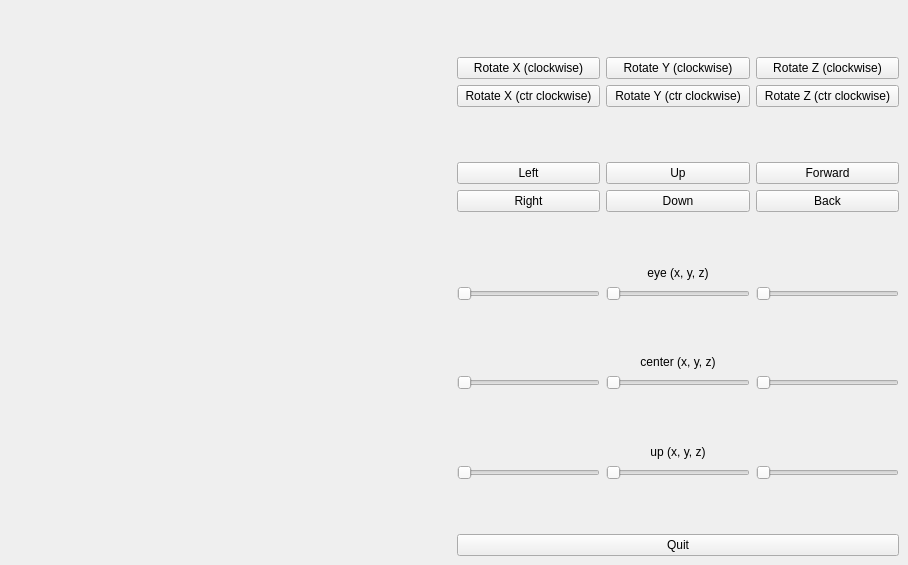
The window that src/gui/mainwindow.ui (kossadda/3DViewer_v1.0) describes before a commit, drawn with Qt 5.
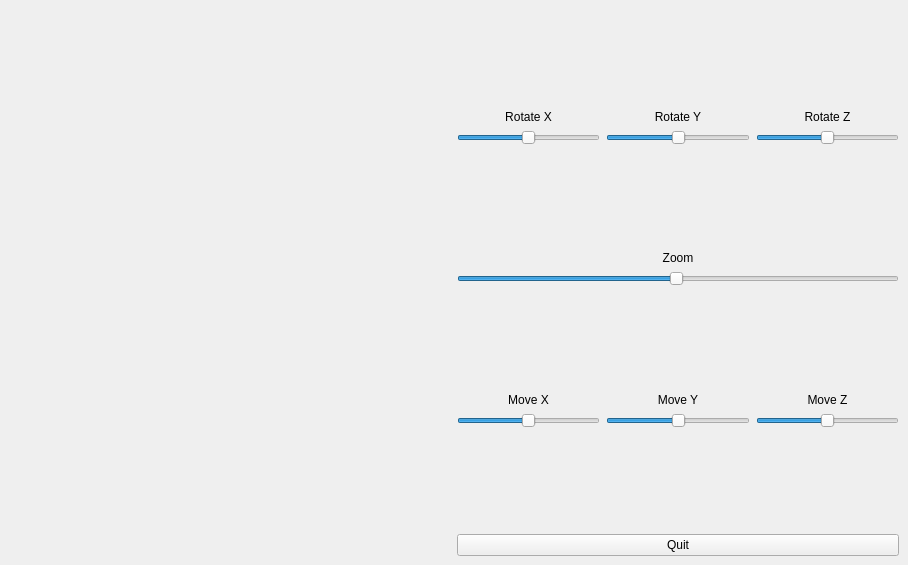
The same window after the commit. Custom widgets are drawn as their Qt base class.

What changed in the file:
```diff
--- a/src/gui/mainwindow.ui
+++ b/src/gui/mainwindow.ui
@@ -32,48 +32,20 @@
      <layout class="QVBoxLayout" name="verticalLayout">
       <item>
        <layout class="QGridLayout" name="gridLayout">
-        <item row="13" column="1" colspan="3">
-         <widget class="QLabel" name="label_2">
-          <property name="text">
-           <string>center (x, y, z)</string>
+        <item row="13" column="1">
+         <widget class="QSlider" name="X_move">
+          <property name="minimum">
+           <number>-30</number>
           </property>
-          <property name="alignment">
-           <set>Qt::AlignCenter</set>
+          <property name="maximum">
+           <number>30</number>
           </property>
-         </widget>
-        </item>
-        <item row="1" column="1">
-         <widget class="QPushButton" name="rotate_x">
-          <property name="text">
-           <string>Rotate X (clockwise)</string>
-          </property>
-         </widget>
-        </item>
-        <item row="1" column="3">
-         <widget class="QPushButton" name="rotate_z">
-          <property name="text">
-           <string>Rotate Z (clockwise)</string>
-          </property>
-         </widget>
-        </item>
-        <item row="10" column="1" colspan="3">
-         <widget class="QLabel" name="label">
-          <property name="text">
-           <string>eye (x, y, z)</string>
-          </property>
-          <property name="alignment">
-           <set>Qt::AlignCenter</set>
-          </property>
-         </widget>
-        </item>
-        <item row="14" column="3">
-         <widget class="QSlider" name="centerX">
           <property name="orientation">
            <enum>Qt::Horizontal</enum>
           </property>
          </widget>
         </item>
-        <item row="23" column="1">
+        <item row="17" column="1">
          <spacer name="verticalSpacer_4">
           <property name="orientation">
            <enum>Qt::Vertical</enum>
@@ -86,155 +58,79 @@
           </property>
          </spacer>
         </item>
-        <item row="1" column="2">
-         <widget class="QPushButton" name="rotate_y">
-          <property name="text">
-           <string>Rotate Y (clockwise)</string>
+        <item row="13" column="3">
+         <widget class="QSlider" name="Z_move">
+          <property name="minimum">
+           <number>-30</number>
           </property>
-         </widget>
-        </item>
-        <item row="8" column="1">
-         <spacer name="verticalSpacer_3">
-          <property name="orientation">
-           <enum>Qt::Vertical</enum>
+          <property name="maximum">
+           <number>30</number>
           </property>
-          <property name="sizeHint" stdset="0">
-           <size>
-            <width>20</width>
-            <height>40</height>
-           </size>
-          </property>
-         </spacer>
-        </item>
-        <item row="7" column="2">
-         <widget class="QPushButton" name="y_minus">
-          <property name="text">
-           <string>Down</string>
-          </property>
-         </widget>
-        </item>
-        <item row="14" column="2">
-         <widget class="QSlider" name="centerY">
           <property name="orientation">
            <enum>Qt::Horizontal</enum>
           </property>
          </widget>
         </item>
-        <item row="11" column="2">
-         <widget class="QSlider" name="eyeY">
-          <property name="orientation">
-           <enum>Qt::Horizontal</enum>
-          </property>
-         </widget>
-        </item>
-        <item row="19" column="1">
-         <widget class="QSlider" name="upX">
-          <property name="orientation">
-           <enum>Qt::Horizontal</enum>
-          </property>
-         </widget>
-        </item>
-        <item row="6" column="2">
-         <widget class="QPushButton" name="y_plus">
-          <property name="text">
-           <string>Up</string>
-          </property>
-         </widget>
-        </item>
-        <item row="7" column="3">
-         <widget class="QPushButton" name="z_minus">
-          <property name="text">
-           <string>Back</string>
-          </property>
-         </widget>
-        </item>
-        <item row="6" column="1">
-         <widget class="QPushButton" name="x_minus">
-          <property name="text">
-           <string>Left</string>
-          </property>
-         </widget>
-        </item>
         <item row="5" column="1">
-         <spacer name="verticalSpacer_5">
-          <property name="orientation">
-           <enum>Qt::Vertical</enum>
+         <widget class="QSlider" name="X_rotate">
+          <property name="minimum">
+           <number>-360</number>
           </property>
-          <property name="sizeHint" stdset="0">
-           <size>
-            <width>20</width>
-            <height>40</height>
-           </size>
+          <property name="maximum">
+           <number>360</number>
           </property>
-         </spacer>
-        </item>
-        <item row="18" column="1" colspan="3">
-         <widget class="QLabel" name="label_3">
-          <property name="text">
-           <string>up (x, y, z)</string>
+          <property name="orientation">
+           <enum>Qt::Horizontal</enum>
           </property>
-          <property name="alignment">
-           <set>Qt::AlignCenter</set>
-          </property>
          </widget>
         </item>
-        <item row="19" column="3">
-         <widget class="QSlider" name="upZ">
+        <item row="5" column="3">
+         <widget class="QSlider" name="Z_rotate">
+          <property name="minimum">
+           <number>-360</number>
+          </property>
+          <property name="maximum">
+           <number>360</number>
+          </property>
           <property name="orientation">
            <enum>Qt::Horizontal</enum>
           </property>
          </widget>
         </item>
-        <item row="2" column="2">
-         <widget class="QPushButton" name="rotate_y_rev">
+        <item row="7" column="1" colspan="3">
+         <widget class="QLabel" name="label_2">
           <property name="text">
-           <string>Rotate Y (ctr clockwise)</string>
+           <string>Zoom</string>
           </property>
+          <property name="alignment">
+           <set>Qt::AlignCenter</set>
+          </property>
          </widget>
         </item>
-        <item row="11" column="3">
-         <widget class="QSlider" name="eyeZ">
+        <item row="5" column="2">
+         <widget class="QSlider" name="Y_rotate">
+          <property name="minimum">
+           <number>-360</number>
+          </property>
+          <property name="maximum">
+           <number>360</number>
+          </property>
           <property name="orientation">
            <enum>Qt::Horizontal</enum>
           </property>
          </widget>
         </item>
-        <item row="7" column="1">
-         <widget class="QPushButton" name="x_plus">
+        <item row="4" column="2">
+         <widget class="QLabel" name="label">
           <property name="text">
-           <string>Right</string>
+           <string>Rotate Y</string>
+          </property>
+          <property name="alignment">
+           <set>Qt::AlignCenter</set>
           </property>
          </widget>
         </item>
         <item row="11" column="1">
-         <widget class="QSlider" name="eyeX">
-          <property name="orientation">
-           <enum>Qt::Horizontal</enum>
-          </property>
-         </widget>
-        </item>
-        <item row="6" column="3">
-         <widget class="QPushButton" name="z_plus">
-          <property name="text">
-           <string>Forward</string>
-          </property>
-         </widget>
-        </item>
-        <item row="19" column="2">
-         <widget class="QSlider" name="upY">
-          <property name="orientation">
-           <enum>Qt::Horizontal</enum>
-          </property>
-         </widget>
-        </item>
-        <item row="14" column="1">
-         <widget class="QSlider" name="centerZ">
-          <property name="orientation">
-           <enum>Qt::Horizontal</enum>
-          </property>
-         </widget>
-        </item>
-        <item row="17" column="1">
          <spacer name="verticalSpacer_2">
           <property name="orientation">
            <enum>Qt::Vertical</enum>
@@ -247,20 +143,38 @@
           </property>
          </spacer>
         </item>
-        <item row="0" column="1">
-         <spacer name="verticalSpacer_6">
+        <item row="8" column="1" colspan="3">
+         <widget class="QSlider" name="Zoom">
+          <property name="minimum">
+           <number>1</number>
+          </property>
+          <property name="maximum">
+           <number>200</number>
+          </property>
+          <property name="singleStep">
+           <number>5</number>
+          </property>
+          <property name="pageStep">
+           <number>4</number>
+          </property>
+          <property name="value">
+           <number>100</number>
+          </property>
+          <property name="sliderPosition">
+           <number>100</number>
+          </property>
           <property name="orientation">
-           <enum>Qt::Vertical</enum>
+           <enum>Qt::Horizontal</enum>
           </property>
-          <property name="sizeHint" stdset="0">
-           <size>
-            <width>20</width>
-            <height>40</height>
-           </size>
+          <property name="invertedAppearance">
+           <bool>false</bool>
           </property>
-         </spacer>
+          <property name="invertedControls">
+           <bool>false</bool>
+          </property>
+         </widget>
         </item>
-        <item row="12" column="1">
+        <item row="6" column="1">
          <spacer name="verticalSpacer">
           <property name="orientation">
            <enum>Qt::Vertical</enum>
@@ -273,17 +187,79 @@
           </property>
          </spacer>
         </item>
+        <item row="4" column="1">
+         <widget class="QLabel" name="label_7">
+          <property name="text">
+           <string>Rotate X</string>
+          </property>
+          <property name="alignment">
+           <set>Qt::AlignCenter</set>
+          </property>
+         </widget>
+        </item>
+        <item row="13" column="2">
+         <widget class="QSlider" name="Y_move">
+          <property name="minimum">
+           <number>-30</number>
+          </property>
+          <property name="maximum">
+           <number>30</number>
+          </property>
+          <property name="orientation">
+           <enum>Qt::Horizontal</enum>
+          </property>
+         </widget>
+        </item>
         <item row="2" column="1">
-         <widget class="QPushButton" name="rotate_x_rev">
+         <spacer name="verticalSpacer_3">
+          <property name="orientation">
+           <enum>Qt::Vertical</enum>
+          </property>
+          <property name="sizeHint" stdset="0">
+           <size>
+            <width>20</width>
+            <height>40</height>
+           </size>
+          </property>
+         </spacer>
+        </item>
+        <item row="4" column="3">
+         <widget class="QLabel" name="label_12">
           <property name="text">
-           <string>Rotate X (ctr clockwise)</string>
+           <string>Rotate Z</string>
           </property>
+          <property name="alignment">
+           <set>Qt::AlignCenter</set>
+          </property>
          </widget>
         </item>
-        <item row="2" column="3">
-         <widget class="QPushButton" name="rotate_z_rev">
+        <item row="12" column="2">
+         <widget class="QLabel" name="label_3">
           <property name="text">
-           <string>Rotate Z (ctr clockwise)</string>
+           <string>Move Y</string>
+          </property>
+          <property name="alignment">
+           <set>Qt::AlignCenter</set>
+          </property>
+         </widget>
+        </item>
+        <item row="12" column="1">
+         <widget class="QLabel" name="label_13">
+          <property name="text">
+           <string>Move X</string>
+          </property>
+          <property name="alignment">
+           <set>Qt::AlignCenter</set>
+          </property>
+         </widget>
+        </item>
+        <item row="12" column="3">
+         <widget class="QLabel" name="label_14">
+          <property name="text">
+           <string>Move Z</string>
+          </property>
+          <property name="alignment">
+           <set>Qt::AlignCenter</set>
           </property>
          </widget>
         </item>
```
